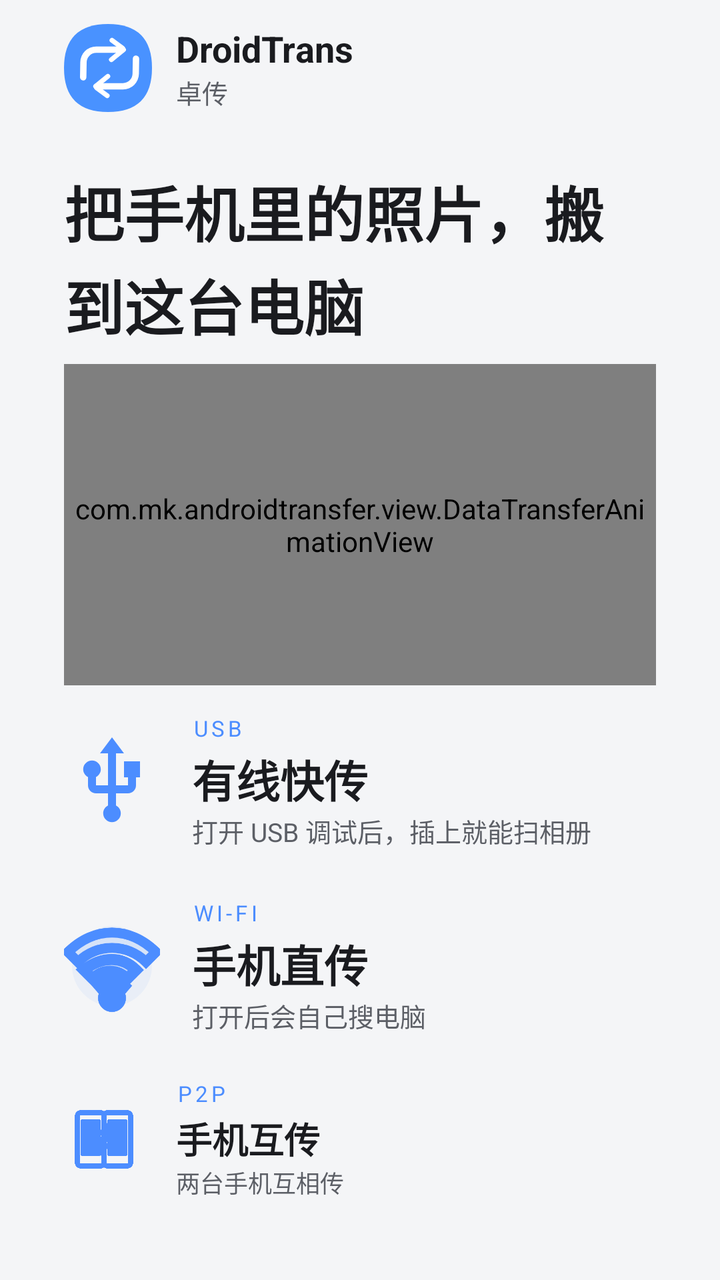
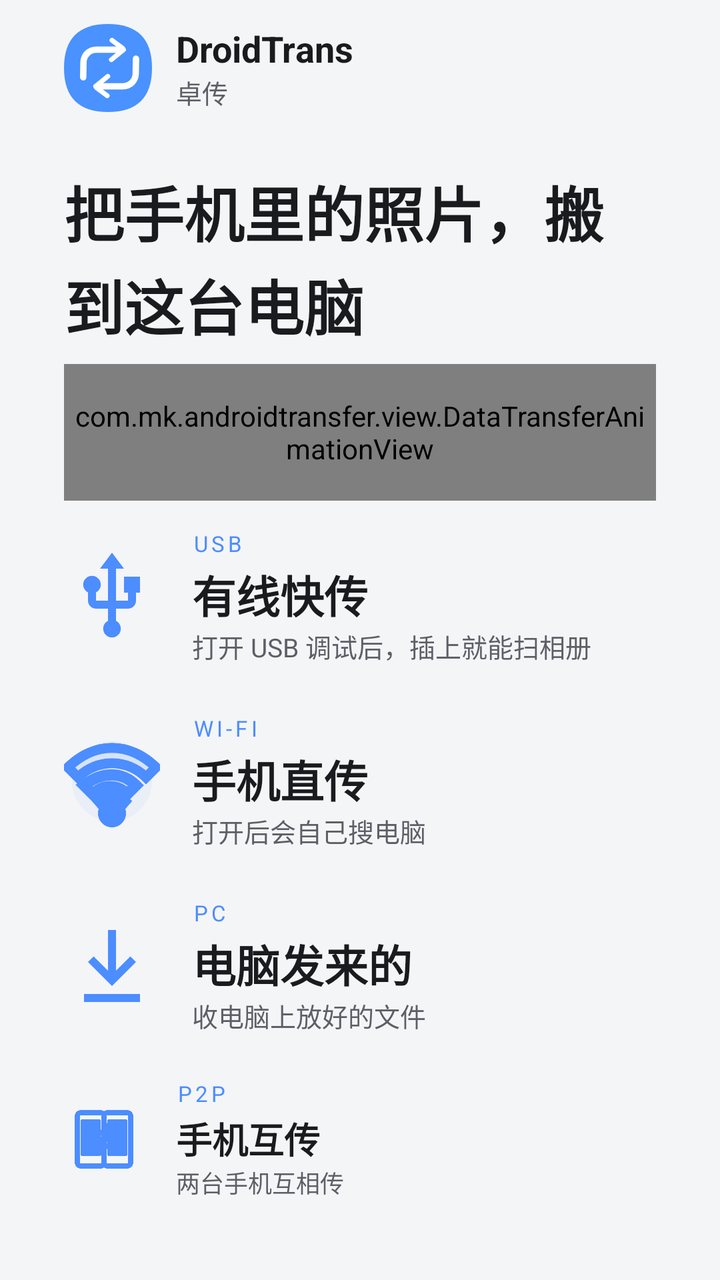

Before-and-after screenshots of an Android layout around one commit, followed by the original layout XML and the change that was made.
<!-- AndroidManifest.xml: application theme Theme.AndroidTransfer -->
<!-- res/layout/activity_dashboard.xml -->
<?xml version="1.0" encoding="utf-8"?>
<LinearLayout xmlns:android="http://schemas.android.com/apk/res/android"
    xmlns:tools="http://schemas.android.com/tools"
    android:layout_width="match_parent"
    android:layout_height="match_parent"
    android:orientation="vertical"
    android:background="@color/background"
    android:paddingStart="@dimen/page_gutter"
    android:paddingEnd="@dimen/page_gutter"
    android:paddingTop="@dimen/page_gutter_top"
    android:paddingBottom="@dimen/page_gutter"
    tools:context=".DashboardActivity">

    <LinearLayout
        android:layout_width="match_parent"
        android:layout_height="wrap_content"
        android:gravity="center_vertical"
        android:orientation="horizontal">

        <ImageView
            android:layout_width="44dp"
            android:layout_height="44dp"
            android:src="@drawable/ic_app_logo"
            android:contentDescription="@string/app_name" />

        <LinearLayout
            android:layout_width="0dp"
            android:layout_height="wrap_content"
            android:layout_marginStart="12dp"
            android:layout_weight="1"
            android:orientation="vertical">

            <TextView
                android:layout_width="wrap_content"
                android:layout_height="wrap_content"
                android:text="DroidTrans"
                android:textSize="18sp"
                android:textStyle="bold"
                android:textColor="@color/text_high_emphasis" />

            <TextView
                android:layout_width="wrap_content"
                android:layout_height="wrap_content"
                android:text="卓传"
                android:textSize="13sp"
                android:textColor="@color/text_medium_emphasis" />
        </LinearLayout>
    </LinearLayout>

    <TextView
        android:id="@+id/tvWelcomeTitle"
        android:layout_width="match_parent"
        android:layout_height="wrap_content"
        android:layout_marginTop="28dp"
        android:text="@string/home_title"
        android:textSize="30sp"
        android:textStyle="bold"
        android:lineSpacingMultiplier="1.08"
        android:textColor="@color/text_high_emphasis" />

    <com.mk.androidtransfer.view.DataTransferAnimationView
        android:id="@+id/dataTransferAnimation"
        android:layout_width="match_parent"
        android:layout_height="0dp"
        android:layout_weight="1"
        android:layout_marginTop="8dp"
        android:layout_marginBottom="4dp" />

    <LinearLayout
        android:id="@+id/cardUsb"
        android:layout_width="match_parent"
        android:layout_height="wrap_content"
        android:minHeight="88dp"
        android:layout_marginBottom="4dp"
        android:background="@drawable/bg_entry_row"
        android:clickable="true"
        android:focusable="true"
        android:foreground="?attr/selectableItemBackground"
        android:gravity="center_vertical"
        android:orientation="horizontal"
        android:paddingStart="0dp"
        android:paddingEnd="0dp"
        android:paddingTop="10dp"
        android:paddingBottom="10dp">

        <ImageView
            android:layout_width="48dp"
            android:layout_height="48dp"
            android:src="@drawable/ic_usb_modern"
            android:tint="@color/primary"
            android:contentDescription="@string/card_usb_title" />

        <LinearLayout
            android:layout_width="0dp"
            android:layout_height="wrap_content"
            android:layout_marginStart="16dp"
            android:layout_weight="1"
            android:orientation="vertical">

            <TextView
                android:layout_width="wrap_content"
                android:layout_height="wrap_content"
                android:text="USB"
                android:textAllCaps="true"
                android:letterSpacing="0.16"
                android:textSize="11sp"
                android:textColor="@color/primary" />

            <TextView
                android:layout_width="wrap_content"
                android:layout_height="wrap_content"
                android:layout_marginTop="2dp"
                android:text="@string/card_usb_title"
                android:textColor="@color/text_high_emphasis"
                android:textSize="22sp"
                android:textStyle="bold" />

            <TextView
                android:id="@+id/tvUsbStatus"
                android:layout_width="wrap_content"
                android:layout_height="wrap_content"
                android:text="@string/card_usb_subtitle"
                android:textColor="@color/text_medium_emphasis"
                android:textSize="13sp"
                android:maxLines="1"
                android:ellipsize="end" />
        </LinearLayout>
    </LinearLayout>

    <LinearLayout
        android:id="@+id/cardWifi"
        android:layout_width="match_parent"
        android:layout_height="wrap_content"
        android:minHeight="88dp"
        android:layout_marginBottom="4dp"
        android:background="@drawable/bg_entry_row"
        android:clickable="true"
        android:focusable="true"
        android:foreground="?attr/selectableItemBackground"
        android:gravity="center_vertical"
        android:orientation="horizontal"
        android:paddingStart="0dp"
        android:paddingEnd="0dp"
        android:paddingTop="10dp"
        android:paddingBottom="10dp">

        <ImageView
            android:layout_width="48dp"
            android:layout_height="48dp"
            android:src="@drawable/ic_wifi_modern"
            android:tint="@color/primary"
            android:contentDescription="@string/card_wifi_title" />

        <LinearLayout
            android:layout_width="0dp"
            android:layout_height="wrap_content"
            android:layout_marginStart="16dp"
            android:layout_weight="1"
            android:orientation="vertical">

            <TextView
                android:layout_width="wrap_content"
                android:layout_height="wrap_content"
                android:text="Wi-Fi"
                android:textAllCaps="true"
                android:letterSpacing="0.16"
                android:textSize="11sp"
                android:textColor="@color/primary" />

            <TextView
                android:layout_width="wrap_content"
                android:layout_height="wrap_content"
                android:layout_marginTop="2dp"
                android:text="@string/card_wifi_title"
                android:textColor="@color/text_high_emphasis"
                android:textSize="22sp"
                android:textStyle="bold" />

            <TextView
                android:id="@+id/tvWifiStatus"
                android:layout_width="wrap_content"
                android:layout_height="wrap_content"
                android:text="@string/card_wifi_subtitle"
                android:textColor="@color/text_medium_emphasis"
                android:textSize="13sp"
                android:maxLines="1"
                android:ellipsize="end" />
        </LinearLayout>
    </LinearLayout>

    <LinearLayout
        android:id="@+id/cardPhoneToPhone"
        android:layout_width="match_parent"
        android:layout_height="wrap_content"
        android:minHeight="72dp"
        android:background="@drawable/bg_entry_row"
        android:clickable="true"
        android:focusable="true"
        android:foreground="?attr/selectableItemBackground"
        android:gravity="center_vertical"
        android:orientation="horizontal"
        android:paddingStart="0dp"
        android:paddingEnd="0dp"
        android:paddingTop="8dp"
        android:paddingBottom="8dp">

        <ImageView
            android:layout_width="40dp"
            android:layout_height="40dp"
            android:src="@drawable/ic_phone_transfer_modern"
            android:tint="@color/primary"
            android:contentDescription="@string/card_phone_title" />

        <LinearLayout
            android:layout_width="0dp"
            android:layout_height="wrap_content"
            android:layout_marginStart="16dp"
            android:layout_weight="1"
            android:orientation="vertical">

            <TextView
                android:layout_width="wrap_content"
                android:layout_height="wrap_content"
                android:text="P2P"
                android:textAllCaps="true"
                android:letterSpacing="0.16"
                android:textSize="11sp"
                android:textColor="@color/primary" />

            <TextView
                android:layout_width="wrap_content"
                android:layout_height="wrap_content"
                android:layout_marginTop="2dp"
                android:text="@string/card_phone_title"
                android:textColor="@color/text_high_emphasis"
                android:textSize="18sp"
                android:textStyle="bold" />

            <TextView
                android:layout_width="wrap_content"
                android:layout_height="wrap_content"
                android:text="@string/card_phone_subtitle"
                android:textColor="@color/text_medium_emphasis"
                android:textSize="12sp"
                android:maxLines="1"
                android:ellipsize="end" />
        </LinearLayout>
    </LinearLayout>

</LinearLayout>
<!-- resources referenced by this layout -->
<resources>
  <color name="background">#F4F5F7</color>
  <color name="primary">#4C8DFF</color>
  <color name="text_high_emphasis">#1A1B1F</color>
  <color name="text_medium_emphasis">#5C5F66</color>
  <dimen name="page_gutter">32dp</dimen>
  <dimen name="page_gutter_top">12dp</dimen>
  <!-- drawable bg_entry_row (drawable) -->
  <?xml version="1.0" encoding="utf-8"?>
  <ripple xmlns:android="http://schemas.android.com/apk/res/android"
      android:color="#334C8DFF">
      <item android:id="@android:id/mask">
          <shape android:shape="rectangle">
              <solid android:color="#FFFFFFFF" />
              <corners android:radius="12dp" />
          </shape>
      </item>
      <item>
          <shape android:shape="rectangle">
              <solid android:color="@android:color/transparent" />
              <corners android:radius="12dp" />
          </shape>
      </item>
  </ripple>
  <!-- drawable ic_usb_modern (drawable) -->
  <?xml version="1.0" encoding="utf-8"?>
  <vector xmlns:android="http://schemas.android.com/apk/res/android"
      android:width="24dp"
      android:height="24dp"
      android:viewportWidth="24"
      android:viewportHeight="24">
      
      
      
      <path
          android:fillColor="#4C8DFF"
          android:pathData="M15,7v4h1v2h-3V5h2l-3,-4 -3,4h2v8H8v-2.07c0.7,-0.37 1.2,-1.08 1.2,-1.93 0,-1.21 -0.99,-2.2 -2.2,-2.2 -1.21,0 -2.2,0.99 -2.2,2.2 0,0.85 0.5,1.56 1.2,1.93V13c0,1.11 0.89,2 2,2h3v3.05c-0.71,0.37 -1.2,1.1 -1.2,1.95 0,1.22 0.99,2.2 2.2,2.2 1.21,0 2.2,-0.98 2.2,-2.2 0,-0.85 -0.49,-1.58 -1.2,-1.95V15h3c1.11,0 2,-0.89 2,-2v-2h1V7h-4z" />
      
      
      <path
          android:fillColor="#6B85FF"
          android:pathData="M7,9m-1,0a1,1 0,1 1,2 0a1,1 0,1 1,-2 0" />
      <path
          android:fillColor="#6B85FF"
          android:pathData="M12,20m-1,0a1,1 0,1 1,2 0a1,1 0,1 1,-2 0" />
  </vector>
  <string name="app_name">卓传</string>
  <string name="card_phone_subtitle">两台手机互相传</string>
  <string name="card_phone_title">手机互传</string>
  <string name="card_usb_subtitle">打开 USB 调试后，插上就能扫相册</string>
  <string name="card_usb_title">有线快传</string>
  <string name="card_wifi_subtitle">打开后会自己搜电脑</string>
  <string name="card_wifi_title">手机直传</string>
  <string name="home_title">把手机里的照片，搬到这台电脑</string>
  <style name="Theme.AndroidTransfer" parent="Base.Theme.AndroidTransfer" />
  <color name="primary_dark">#3A72D9</color>
  <color name="white">#FFFFFFFF</color>
  <color name="accent">#4C8DFF</color>
  <color name="error">#E85D5D</color>
  <color name="surface">#F4F5F7</color>
  <style name="Widget.AndroidTransfer.FlatCard" parent="Widget.Material3.CardView.Filled">
          <item name="cardElevation">0dp</item>
          <item name="strokeWidth">0dp</item>
          <item name="cardBackgroundColor">@android:color/transparent</item>
          <item name="cardCornerRadius">0dp</item>
      </style>
  <!-- unchanged entries left out for length: 4 -->
</resources>

<!-- the commit's change to res/layout/activity_dashboard.xml (unified diff, before → after) -->
@@ -189,6 +189,65 @@
     </LinearLayout>
 
     <LinearLayout
+        android:id="@+id/cardReceive"
+        android:layout_width="match_parent"
+        android:layout_height="wrap_content"
+        android:minHeight="88dp"
+        android:layout_marginBottom="4dp"
+        android:background="@drawable/bg_entry_row"
+        android:clickable="true"
+        android:focusable="true"
+        android:foreground="?attr/selectableItemBackground"
+        android:gravity="center_vertical"
+        android:orientation="horizontal"
+        android:paddingTop="10dp"
+        android:paddingBottom="10dp">
+
+        <ImageView
+            android:layout_width="48dp"
+            android:layout_height="48dp"
+            android:src="@drawable/ic_download_modern"
+            android:tint="@color/primary"
+            android:contentDescription="@string/card_receive_title" />
+
+        <LinearLayout
+            android:layout_width="0dp"
+            android:layout_height="wrap_content"
+            android:layout_marginStart="16dp"
+            android:layout_weight="1"
+            android:orientation="vertical">
+
+            <TextView
+                android:layout_width="wrap_content"
+                android:layout_height="wrap_content"
+                android:text="PC"
+                android:textAllCaps="true"
+                android:letterSpacing="0.16"
+                android:textSize="11sp"
+                android:textColor="@color/primary" />
+
+            <TextView
+                android:layout_width="wrap_content"
+                android:layout_height="wrap_content"
+                android:layout_marginTop="2dp"
+                android:text="@string/card_receive_title"
+                android:textColor="@color/text_high_emphasis"
+                android:textSize="22sp"
+                android:textStyle="bold" />
+
+            <TextView
+                android:id="@+id/tvReceiveCardStatus"
+                android:layout_width="wrap_content"
+                android:layout_height="wrap_content"
+                android:text="@string/card_receive_subtitle"
+                android:textColor="@color/text_medium_emphasis"
+                android:textSize="13sp"
+                android:maxLines="1"
+                android:ellipsize="end" />
+        </LinearLayout>
+    </LinearLayout>
+
+    <LinearLayout
         android:id="@+id/cardPhoneToPhone"
         android:layout_width="match_parent"
         android:layout_height="wrap_content"
<!-- resource entries referenced after the edit -->
@@ -23,6 +23,20 @@
           </shape>
       </item>
   </ripple>
+  <!-- drawable ic_download_modern (drawable) -->
+  <?xml version="1.0" encoding="utf-8"?>
+  <vector xmlns:android="http://schemas.android.com/apk/res/android"
+      android:width="24dp"
+      android:height="24dp"
+      android:viewportWidth="24"
+      android:viewportHeight="24">
+      <path
+          android:fillColor="#FFFFFF"
+          android:pathData="M13,3H11V13.17L7.41,9.59L6,11L12,17L18,11L16.59,9.59L13,13.17V3Z" />
+      <path
+          android:fillColor="#FFFFFF"
+          android:pathData="M5,19H19V21H5V19Z" />
+  </vector>
   <!-- drawable ic_usb_modern (drawable) -->
   <?xml version="1.0" encoding="utf-8"?>
   <vector xmlns:android="http://schemas.android.com/apk/res/android"
@@ -48,6 +62,8 @@
   <string name="app_name">卓传</string>
   <string name="card_phone_subtitle">两台手机互相传</string>
   <string name="card_phone_title">手机互传</string>
+  <string name="card_receive_subtitle">收电脑上放好的文件</string>
+  <string name="card_receive_title">电脑发来的</string>
   <string name="card_usb_subtitle">打开 USB 调试后，插上就能扫相册</string>
   <string name="card_usb_title">有线快传</string>
   <string name="card_wifi_subtitle">打开后会自己搜电脑</string>
